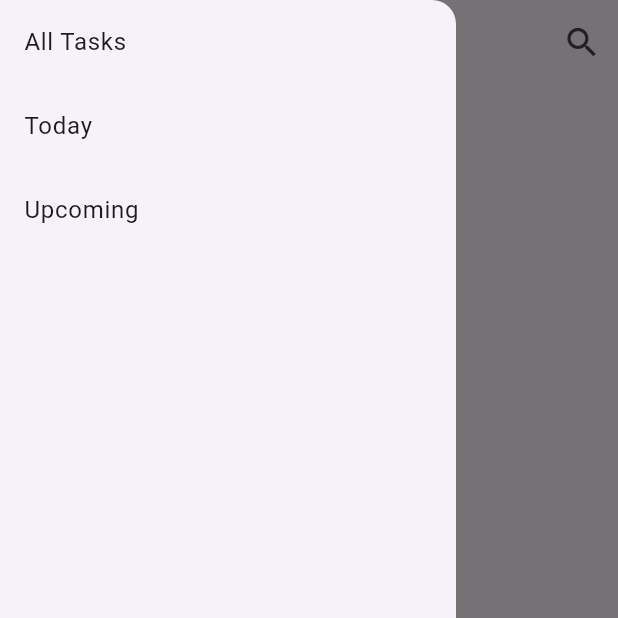
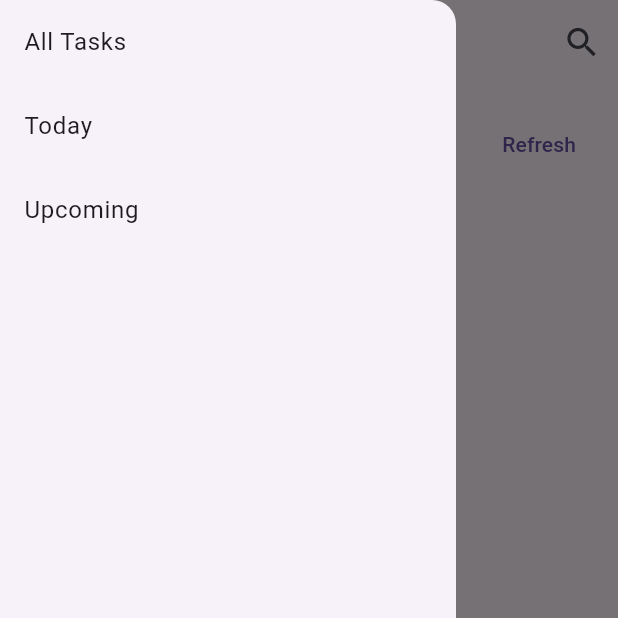
Before and after one commit to tanthokg/CSC13118_AdvMobile, a Flutter app: the screen it shows after launch, with the side drawer open, on a phone screen of 412 x 824 dp, the top half of it. Run offline on Flutter 3.47's test engine with Material 2 defaults, Android fonts, the light colour scheme and no system bars; our stand-ins replace sqflite; accounts and stored records are empty.

Commit message:
Mark todo as Done and remove it

```diff
--- a/todo_app/lib/pages/all_tasks_page.dart
+++ b/todo_app/lib/pages/all_tasks_page.dart
@@ -40,19 +40,50 @@
           )
         : SingleChildScrollView(
             padding: const EdgeInsets.all(16),
-            child: Column(
-              children: tasks
+            child: tasks.isNotEmpty
+                ? Column(
+                    children: [
+                      Align(
+                        alignment: Alignment.centerRight,
+                        child: TextButton(
+                          onPressed: () {
+                            setState(() {
+                              _fetchAllTasks();
+                            });
+                          },
+                          child: const Text('Refresh'),
+                        ),
+                      ),
+                      ...tasks
                           .map(
                             (task) => TaskCard(
                               task: task,
-                      onCompleteChecked: (value) {
+                              onCompleteChecked: (value) async {
+                                await TaskDAO.instance.deleteTaskById(task.id!);
                                 setState(() {
-                          tasks.remove(task);
+                                  _fetchAllTasks();
                                 });
                               },
                             ),
                           )
-                  .toList(),
+                          .toList()
+                    ],
+                  )
+                : Column(
+                    children: [
+                      Align(
+                        alignment: Alignment.centerRight,
+                        child: TextButton(
+                          onPressed: () {
+                            setState(() {
+                              _fetchAllTasks();
+                            });
+                          },
+                          child: const Text('Refresh'),
+                        ),
+                      ),
+                      const Text('You have no unfinished todo')
+                    ],
                   ),
           );
   }
--- a/todo_app/lib/services/task_dao.dart
+++ b/todo_app/lib/services/task_dao.dart
@@ -34,7 +34,7 @@
       DUETIME text,
       NOTIFICATION text,
       STATUS text,
-      IS_TRASHED boolean,
+      IS_TRASHED boolean
     )
     ''');
   }
--- a/todo_app/lib/views/add_task_view.dart
+++ b/todo_app/lib/views/add_task_view.dart
@@ -37,6 +37,9 @@
                   isTrashed: false,
                 );
                 await TaskDAO.instance.createTask(task);
+                if (mounted) {
+                  Navigator.pop(context);
+                }
                 // print('${_nameController.text} ${_desController.text} ${DateTime.now()}');
               },
               child: const Text(
```
Lines whose indentation alone changed are shown as unchanged.
